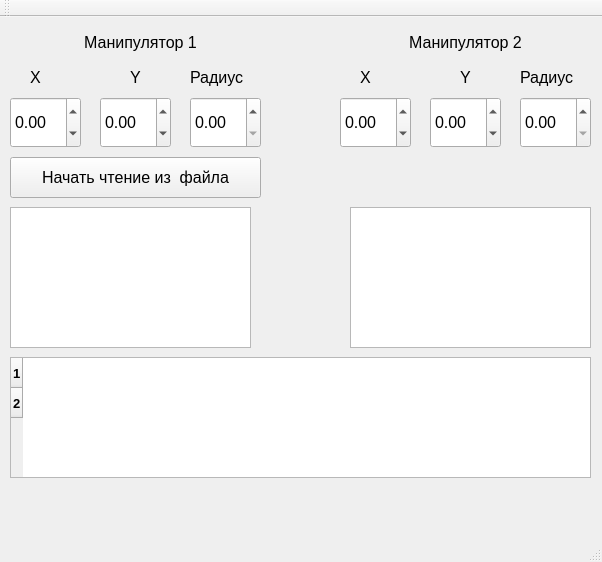
Above: mainwindow.ui from rsbtv/niiisk_exercise before the change. Below: the same form after it.
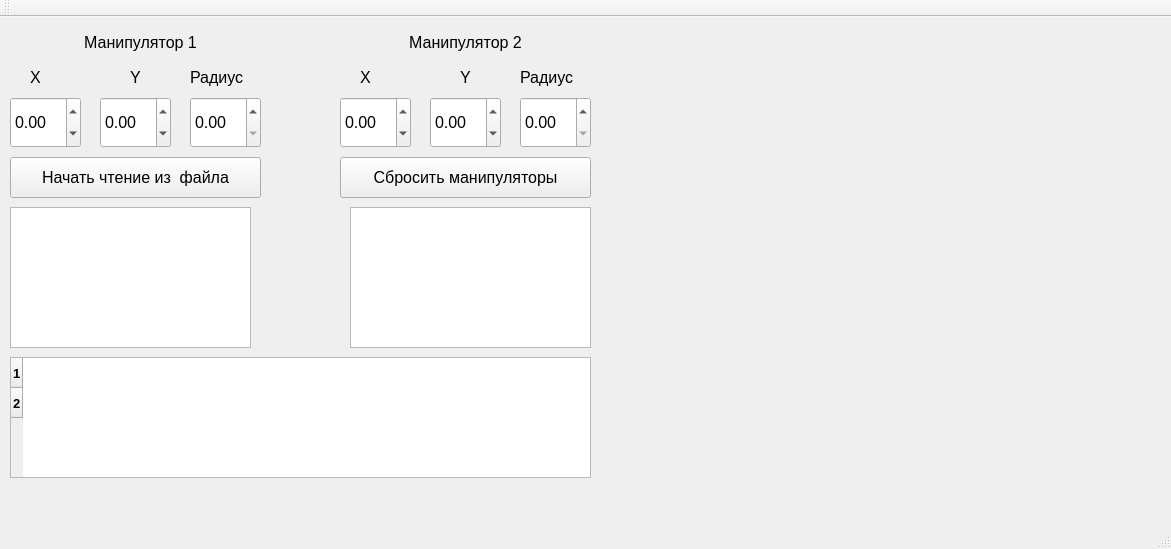
That is the form after the change. Custom widgets are drawn as their Qt base class.

Diff of the .ui file:
```diff
--- a/mainwindow.ui
+++ b/mainwindow.ui
@@ -6,8 +6,8 @@
    <rect>
     <x>0</x>
     <y>0</y>
-    <width>602</width>
-    <height>562</height>
+    <width>1171</width>
+    <height>549</height>
    </rect>
   </property>
   <property name="windowTitle">
@@ -344,6 +344,34 @@
      </rect>
     </property>
    </widget>
+   <widget class="QPushButton" name="pushButton_Reset">
+    <property name="geometry">
+     <rect>
+      <x>340</x>
+      <y>140</y>
+      <width>251</width>
+      <height>41</height>
+     </rect>
+    </property>
+    <property name="font">
+     <font>
+      <pointsize>12</pointsize>
+     </font>
+    </property>
+    <property name="text">
+     <string>Сбросить манипуляторы</string>
+    </property>
+   </widget>
+   <widget class="QCustomPlot" name="widget" native="true">
+    <property name="geometry">
+     <rect>
+      <x>630</x>
+      <y>80</y>
+      <width>451</width>
+      <height>371</height>
+     </rect>
+    </property>
+   </widget>
   </widget>
   <widget class="QMenuBar" name="menuBar">
    <property name="geometry">
@@ -366,6 +394,14 @@
   <widget class="QStatusBar" name="statusBar"/>
  </widget>
  <layoutdefault spacing="6" margin="11"/>
+ <customwidgets>
+  <customwidget>
+   <class>QCustomPlot</class>
+   <extends>QWidget</extends>
+   <header>qcustomplot.h</header>
+   <container>1</container>
+  </customwidget>
+ </customwidgets>
  <resources/>
  <connections/>
 </ui>
```
Left out of the diff: 2 changed lines with no effect on the pictures.
